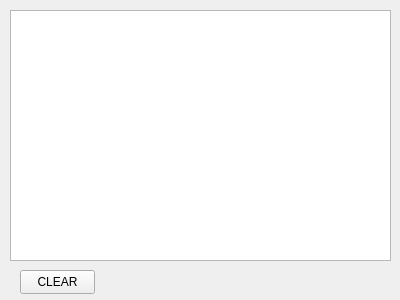
Qt form ui/console_window.ui (varkerius/checker) before a commit.
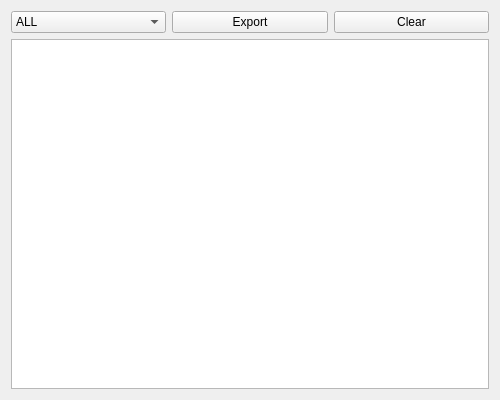
The same form after that commit.

Commit message: Initial TCP Checker with GUI and console

The edit to the form file:
```diff
--- a/ui/console_window.ui
+++ b/ui/console_window.ui
@@ -6,45 +6,64 @@
    <rect>
     <x>0</x>
     <y>0</y>
-    <width>400</width>
-    <height>300</height>
+    <width>500</width>
+    <height>400</height>
    </rect>
   </property>
   <property name="windowTitle">
    <string>Form</string>
   </property>
-  <widget class="QPlainTextEdit" name="consoleOutput">
-   <property name="geometry">
-    <rect>
-     <x>10</x>
-     <y>10</y>
-     <width>381</width>
-     <height>251</height>
-    </rect>
-   </property>
-   <property name="layoutDirection">
-    <enum>Qt::LeftToRight</enum>
-   </property>
-   <property name="readOnly">
-    <bool>true</bool>
-   </property>
-  </widget>
-  <widget class="QPushButton" name="clearButton">
-   <property name="geometry">
-    <rect>
-     <x>20</x>
-     <y>270</y>
-     <width>75</width>
-     <height>24</height>
-    </rect>
-   </property>
-   <property name="layoutDirection">
-    <enum>Qt::LeftToRight</enum>
-   </property>
-   <property name="text">
-    <string>CLEAR</string>
-   </property>
-  </widget>
+  <layout class="QVBoxLayout" name="verticalLayout">
+   <item>
+    <layout class="QHBoxLayout" name="topLayout">
+     <item>
+      <widget class="QComboBox" name="filterCombo">
+       <item>
+        <property name="text">
+         <string>ALL</string>
+        </property>
+       </item>
+       <item>
+        <property name="text">
+         <string>INFO</string>
+        </property>
+       </item>
+       <item>
+        <property name="text">
+         <string>SUCCESS</string>
+        </property>
+       </item>
+       <item>
+        <property name="text">
+         <string>ERROR</string>
+        </property>
+       </item>
+      </widget>
+     </item>
+     <item>
+      <widget class="QPushButton" name="exportButton">
+       <property name="text">
+        <string>Export</string>
+       </property>
+      </widget>
+     </item>
+     <item>
+      <widget class="QPushButton" name="clearButton">
+       <property name="text">
+        <string>Clear</string>
+       </property>
+      </widget>
+     </item>
+    </layout>
+   </item>
+   <item>
+    <widget class="QPlainTextEdit" name="consoleOutput">
+     <property name="readOnly">
+      <bool>true</bool>
+     </property>
+    </widget>
+   </item>
+  </layout>
  </widget>
  <resources/>
  <connections/>
```
Left out of the diff: 6 changed lines with no effect on the pictures. The commit also changes 7 other files.
